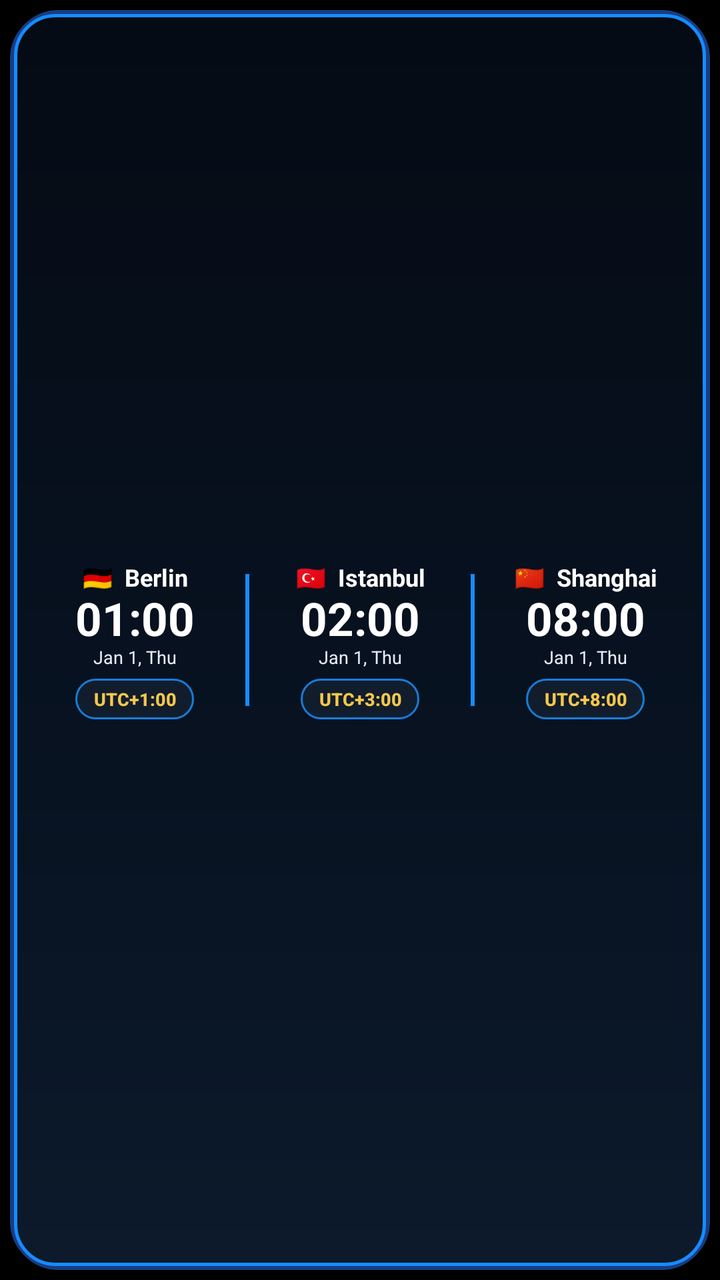
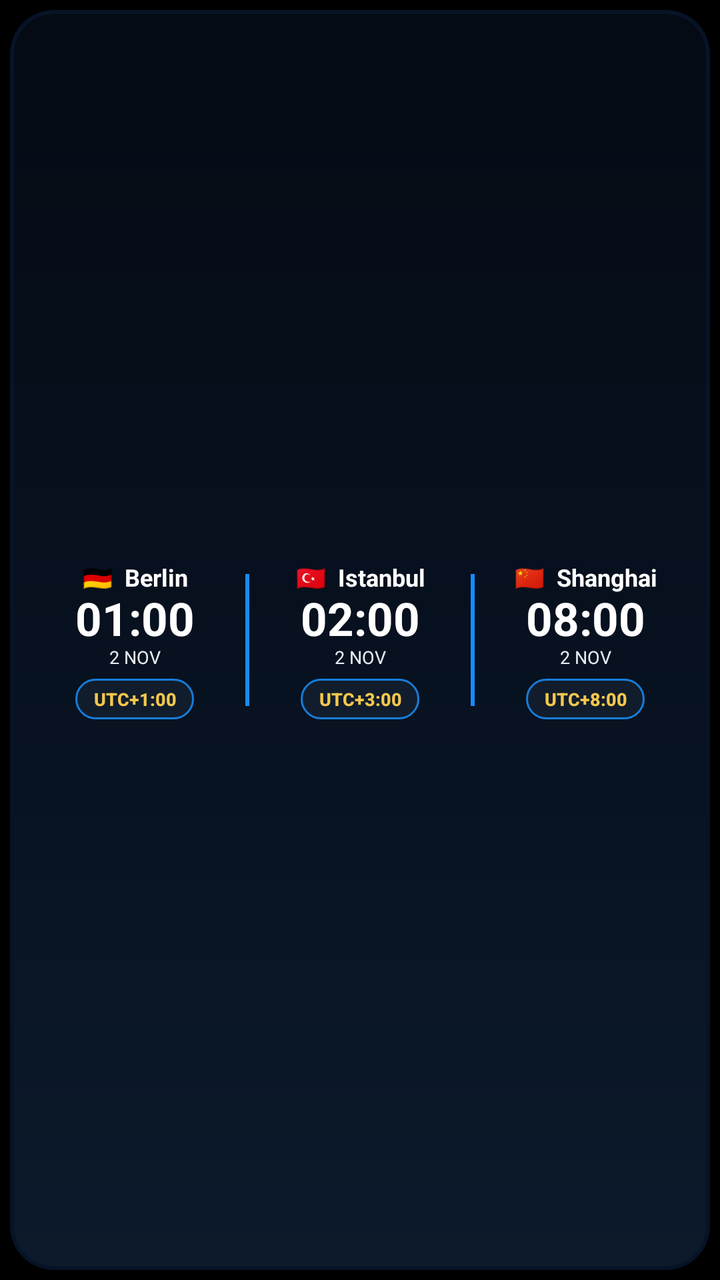

Before-and-after screenshots of an Android layout around one commit, followed by the original layout XML and the change that was made.
<!-- AndroidManifest.xml: application theme android:Theme.Material.NoActionBar -->
<!-- res/layout/world_clock_widget.xml -->
<?xml version="1.0" encoding="utf-8"?>
<FrameLayout xmlns:android="http://schemas.android.com/apk/res/android"
    android:id="@+id/widget_root"
    android:layout_width="match_parent"
    android:layout_height="match_parent"
    android:background="#000000"
    android:padding="5dp">

    <LinearLayout
        android:layout_width="match_parent"
        android:layout_height="match_parent"
        android:orientation="horizontal"
        android:gravity="center"
        android:background="@drawable/widget_bg"
        android:paddingStart="7dp"
        android:paddingEnd="7dp"
        android:paddingTop="7dp"
        android:paddingBottom="7dp">

        <LinearLayout
            android:layout_width="0dp"
            android:layout_height="match_parent"
            android:layout_weight="1"
            android:orientation="vertical"
            android:gravity="center"
            android:paddingStart="2dp"
            android:paddingEnd="2dp">

            <TextView
                android:id="@+id/city_name_1"
                android:layout_width="match_parent"
                android:layout_height="wrap_content"
                android:text="🇩🇪  Berlin"
                android:textColor="#FFFFFF"
                android:textSize="12sp"
                android:textStyle="bold"
                android:fontFamily="sans-serif"
                android:gravity="center"
                android:maxLines="1"
                android:ellipsize="end" />

            <TextClock
                android:id="@+id/city_time_1"
                android:layout_width="match_parent"
                android:layout_height="wrap_content"
                android:timeZone="Europe/Berlin"
                android:format12Hour="HH:mm"
                android:format24Hour="HH:mm"
                android:textColor="#FFFFFF"
                android:textSize="23sp"
                android:textStyle="bold"
                android:fontFamily="sans-serif"
                android:gravity="center"
                android:includeFontPadding="false" />

            <TextClock
                android:id="@+id/city_date_1"
                android:layout_width="match_parent"
                android:layout_height="wrap_content"
                android:timeZone="Europe/Berlin"
                android:format12Hour="MMM d, EEE"
                android:format24Hour="MMM d, EEE"
                android:textColor="#E5ECF5"
                android:textSize="9sp"
                android:fontFamily="sans-serif"
                android:textLocale="en-US"
                android:gravity="center"
                android:includeFontPadding="false" />

            <TextView
                android:id="@+id/city_zone_1"
                android:layout_width="wrap_content"
                android:layout_height="wrap_content"
                android:layout_marginTop="5dp"
                android:background="@drawable/widget_utc_capsule"
                android:paddingStart="9dp"
                android:paddingEnd="9dp"
                android:paddingTop="4dp"
                android:paddingBottom="4dp"
                android:text="UTC+1:00"
                android:textColor="#F5C84C"
                android:textSize="9sp"
                android:textStyle="bold"
                android:fontFamily="sans-serif-medium"
                android:gravity="center"
                android:maxLines="1" />
        </LinearLayout>

        <TextView
            android:layout_width="2dp"
            android:layout_height="66dp"
            android:background="#168CFF"
            android:text="" />

        <LinearLayout
            android:layout_width="0dp"
            android:layout_height="match_parent"
            android:layout_weight="1"
            android:orientation="vertical"
            android:gravity="center"
            android:paddingStart="2dp"
            android:paddingEnd="2dp">

            <TextView
                android:id="@+id/city_name_2"
                android:layout_width="match_parent"
                android:layout_height="wrap_content"
                android:text="🇹🇷  Istanbul"
                android:textColor="#FFFFFF"
                android:textSize="12sp"
                android:textStyle="bold"
                android:fontFamily="sans-serif"
                android:gravity="center"
                android:maxLines="1"
                android:ellipsize="end" />

            <TextClock
                android:id="@+id/city_time_2"
                android:layout_width="match_parent"
                android:layout_height="wrap_content"
                android:timeZone="Europe/Istanbul"
                android:format12Hour="HH:mm"
                android:format24Hour="HH:mm"
                android:textColor="#FFFFFF"
                android:textSize="23sp"
                android:textStyle="bold"
                android:fontFamily="sans-serif"
                android:gravity="center"
                android:includeFontPadding="false" />

            <TextClock
                android:id="@+id/city_date_2"
                android:layout_width="match_parent"
                android:layout_height="wrap_content"
                android:timeZone="Europe/Istanbul"
                android:format12Hour="MMM d, EEE"
                android:format24Hour="MMM d, EEE"
                android:textColor="#E5ECF5"
                android:textSize="9sp"
                android:fontFamily="sans-serif"
                android:textLocale="en-US"
                android:gravity="center"
                android:includeFontPadding="false" />

            <TextView
                android:id="@+id/city_zone_2"
                android:layout_width="wrap_content"
                android:layout_height="wrap_content"
                android:layout_marginTop="5dp"
                android:background="@drawable/widget_utc_capsule"
                android:paddingStart="9dp"
                android:paddingEnd="9dp"
                android:paddingTop="4dp"
                android:paddingBottom="4dp"
                android:text="UTC+3:00"
                android:textColor="#F5C84C"
                android:textSize="9sp"
                android:textStyle="bold"
                android:fontFamily="sans-serif-medium"
                android:gravity="center"
                android:maxLines="1" />
        </LinearLayout>

        <TextView
            android:layout_width="2dp"
            android:layout_height="66dp"
            android:background="#168CFF"
            android:text="" />

        <LinearLayout
            android:layout_width="0dp"
            android:layout_height="match_parent"
            android:layout_weight="1"
            android:orientation="vertical"
            android:gravity="center"
            android:paddingStart="2dp"
            android:paddingEnd="2dp">

            <TextView
                android:id="@+id/city_name_3"
                android:layout_width="match_parent"
                android:layout_height="wrap_content"
                android:text="🇨🇳  Shanghai"
                android:textColor="#FFFFFF"
                android:textSize="12sp"
                android:textStyle="bold"
                android:fontFamily="sans-serif"
                android:gravity="center"
                android:maxLines="1"
                android:ellipsize="end" />

            <TextClock
                android:id="@+id/city_time_3"
                android:layout_width="match_parent"
                android:layout_height="wrap_content"
                android:timeZone="Asia/Shanghai"
                android:format12Hour="HH:mm"
                android:format24Hour="HH:mm"
                android:textColor="#FFFFFF"
                android:textSize="23sp"
                android:textStyle="bold"
                android:fontFamily="sans-serif"
                android:gravity="center"
                android:includeFontPadding="false" />

            <TextClock
                android:id="@+id/city_date_3"
                android:layout_width="match_parent"
                android:layout_height="wrap_content"
                android:timeZone="Asia/Shanghai"
                android:format12Hour="MMM d, EEE"
                android:format24Hour="MMM d, EEE"
                android:textColor="#E5ECF5"
                android:textSize="9sp"
                android:fontFamily="sans-serif"
                android:textLocale="en-US"
                android:gravity="center"
                android:includeFontPadding="false" />

            <TextView
                android:id="@+id/city_zone_3"
                android:layout_width="wrap_content"
                android:layout_height="wrap_content"
                android:layout_marginTop="5dp"
                android:background="@drawable/widget_utc_capsule"
                android:paddingStart="9dp"
                android:paddingEnd="9dp"
                android:paddingTop="4dp"
                android:paddingBottom="4dp"
                android:text="UTC+8:00"
                android:textColor="#F5C84C"
                android:textSize="9sp"
                android:textStyle="bold"
                android:fontFamily="sans-serif-medium"
                android:gravity="center"
                android:maxLines="1" />
        </LinearLayout>
    </LinearLayout>
</FrameLayout>
<!-- resources referenced by this layout -->
<resources>
  <!-- drawable widget_bg (drawable) -->
  <?xml version="1.0" encoding="utf-8"?>
  <layer-list xmlns:android="http://schemas.android.com/apk/res/android">
      <item>
          <shape android:shape="rectangle">
              <solid android:color="#071326" />
              <corners android:radius="22dp" />
              <stroke android:width="5dp" android:color="#173D82" />
          </shape>
      </item>
      <item
          android:left="2dp"
          android:top="2dp"
          android:right="2dp"
          android:bottom="2dp">
          <shape android:shape="rectangle">
              <gradient
                  android:angle="90"
                  android:startColor="#0C1A2B"
                  android:centerColor="#07111F"
                  android:endColor="#050B14" />
              <corners android:radius="20dp" />
              <stroke android:width="1.5dp" android:color="#168CFF" />
          </shape>
      </item>
  </layer-list>
  <!-- drawable widget_utc_capsule (drawable) -->
  <?xml version="1.0" encoding="utf-8"?>
  <shape xmlns:android="http://schemas.android.com/apk/res/android" android:shape="rectangle">
      <solid android:color="#111D2C" />
      <corners android:radius="10dp" />
      <stroke android:width="1dp" android:color="#167DDB" />
  </shape>
</resources>

<!-- the commit's change to res/layout/world_clock_widget.xml (unified diff, before → after) -->
@@ -53,17 +53,14 @@
                 android:gravity="center"
                 android:includeFontPadding="false" />
 
-            <TextClock
+            <TextView
                 android:id="@+id/city_date_1"
                 android:layout_width="match_parent"
                 android:layout_height="wrap_content"
-                android:timeZone="Europe/Berlin"
-                android:format12Hour="MMM d, EEE"
-                android:format24Hour="MMM d, EEE"
+                android:text="2 NOV"
                 android:textColor="#E5ECF5"
                 android:textSize="9sp"
                 android:fontFamily="sans-serif"
-                android:textLocale="en-US"
                 android:gravity="center"
                 android:includeFontPadding="false" />
 
@@ -128,17 +125,14 @@
                 android:gravity="center"
                 android:includeFontPadding="false" />
 
-            <TextClock
+            <TextView
                 android:id="@+id/city_date_2"
                 android:layout_width="match_parent"
                 android:layout_height="wrap_content"
-                android:timeZone="Europe/Istanbul"
-                android:format12Hour="MMM d, EEE"
-                android:format24Hour="MMM d, EEE"
+                android:text="2 NOV"
                 android:textColor="#E5ECF5"
                 android:textSize="9sp"
                 android:fontFamily="sans-serif"
-                android:textLocale="en-US"
                 android:gravity="center"
                 android:includeFontPadding="false" />
 
@@ -203,17 +197,14 @@
                 android:gravity="center"
                 android:includeFontPadding="false" />
 
-            <TextClock
+            <TextView
                 android:id="@+id/city_date_3"
                 android:layout_width="match_parent"
                 android:layout_height="wrap_content"
-                android:timeZone="Asia/Shanghai"
-                android:format12Hour="MMM d, EEE"
-                android:format24Hour="MMM d, EEE"
+                android:text="2 NOV"
                 android:textColor="#E5ECF5"
                 android:textSize="9sp"
                 android:fontFamily="sans-serif"
-                android:textLocale="en-US"
                 android:gravity="center"
                 android:includeFontPadding="false" />
 
<!-- resource entries referenced after the edit -->
@@ -7,22 +7,13 @@
           <shape android:shape="rectangle">
               <solid android:color="#071326" />
               <corners android:radius="22dp" />
-              <stroke android:width="5dp" android:color="#173D82" />
           </shape>
       </item>
-      <item
-          android:left="2dp"
-          android:top="2dp"
-          android:right="2dp"
-          android:bottom="2dp">
+      <item android:left="2dp" android:top="2dp" android:right="2dp" android:bottom="2dp">
           <shape android:shape="rectangle">
-              <gradient
-                  android:angle="90"
-                  android:startColor="#0C1A2B"
-                  android:centerColor="#07111F"
-                  android:endColor="#050B14" />
+              <gradient android:angle="90" android:startColor="#0C1A2B"
+                  android:centerColor="#07111F" android:endColor="#050B14" />
               <corners android:radius="20dp" />
-              <stroke android:width="1.5dp" android:color="#168CFF" />
           </shape>
       </item>
   </layer-list>
